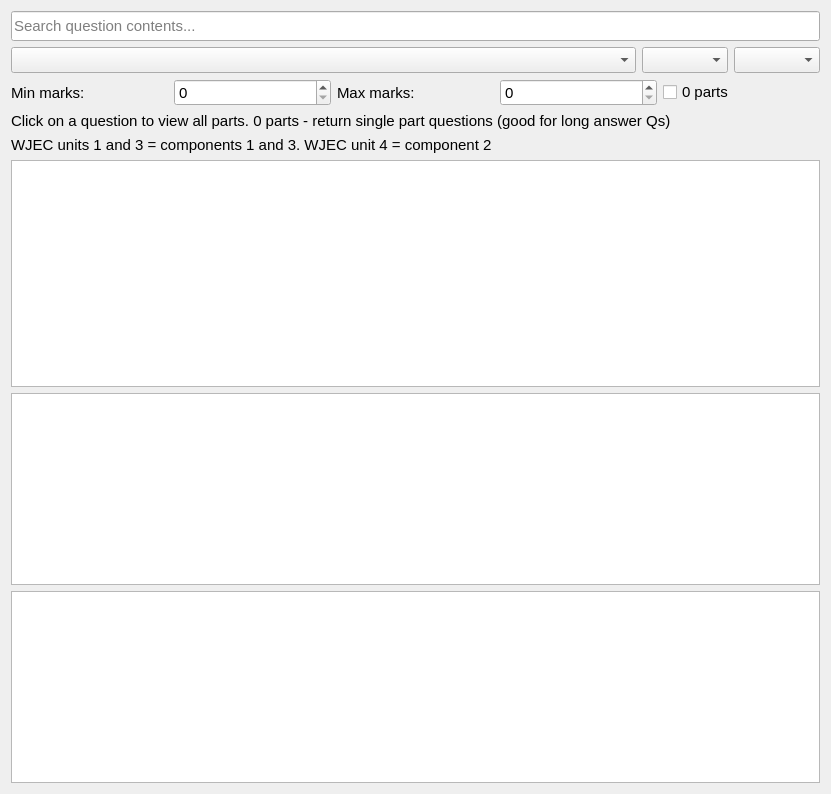
Old version of the form QT/questionbank.ui in the repository Daniel-CG-Wright/ExamPaperProject.
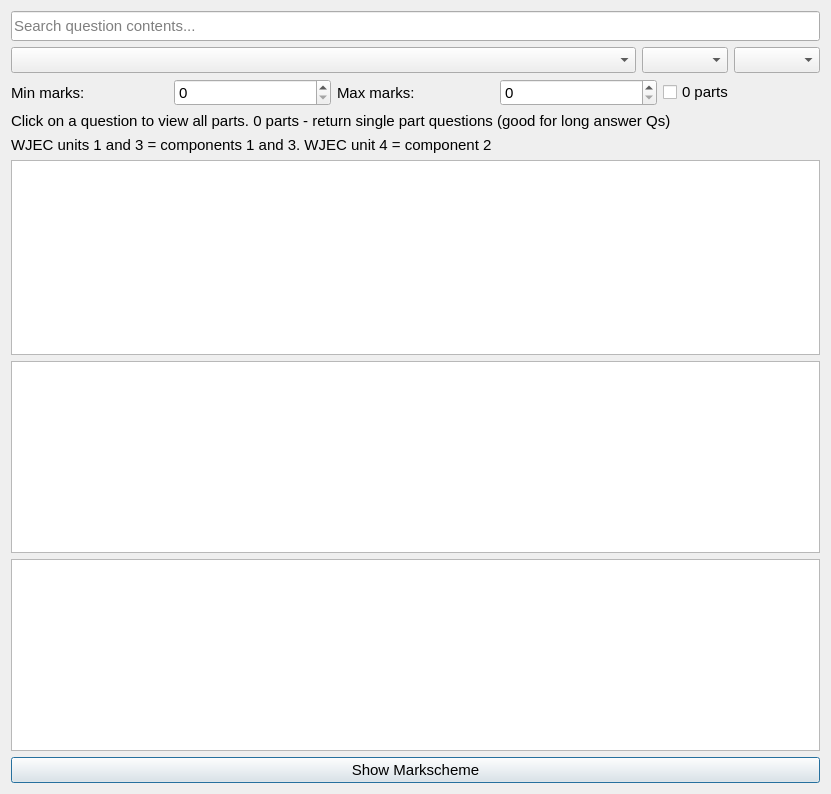
New version of the form.

The edit to the form file:
```diff
--- a/QT/questionbank.ui
+++ b/QT/questionbank.ui
@@ -18,7 +18,7 @@
   <property name="windowTitle">
    <string>Question Bank</string>
   </property>
-  <layout class="QVBoxLayout" name="verticalLayout" stretch="0,0,0,0,0,4,1,1">
+  <layout class="QVBoxLayout" name="verticalLayout" stretch="0,0,0,0,0,4,1,1,0">
    <item>
     <widget class="QLineEdit" name="lineEdit">
      <property name="sizePolicy">
@@ -171,6 +171,13 @@
      </property>
     </widget>
    </item>
+   <item>
+    <widget class="QPushButton" name="pbShowMarkscheme">
+     <property name="text">
+      <string>Show Markscheme</string>
+     </property>
+    </widget>
+   </item>
   </layout>
  </widget>
  <resources/>
```
Left out of the diff: 6 changed lines with no effect on the pictures.
